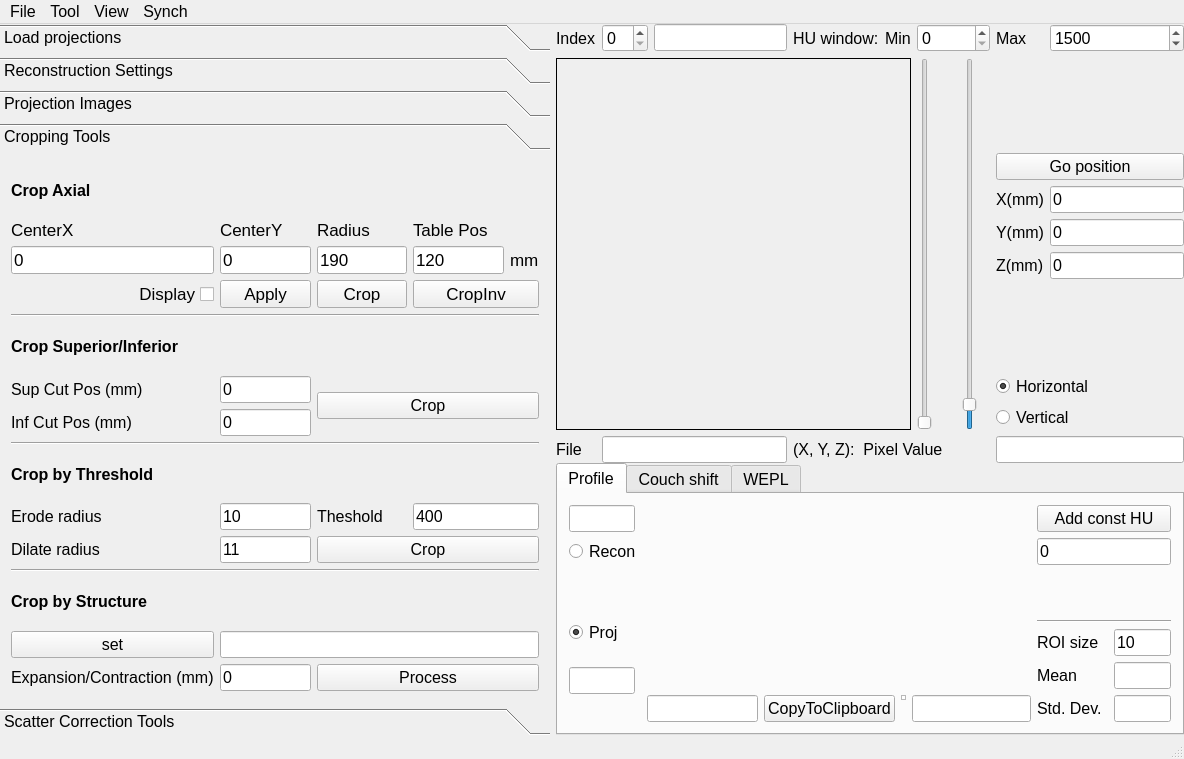
Before: the Qt Designer form Applications/CbctRecon/ui/cbctrecon.ui in theday79/cbctrecon, drawn with Qt 5.
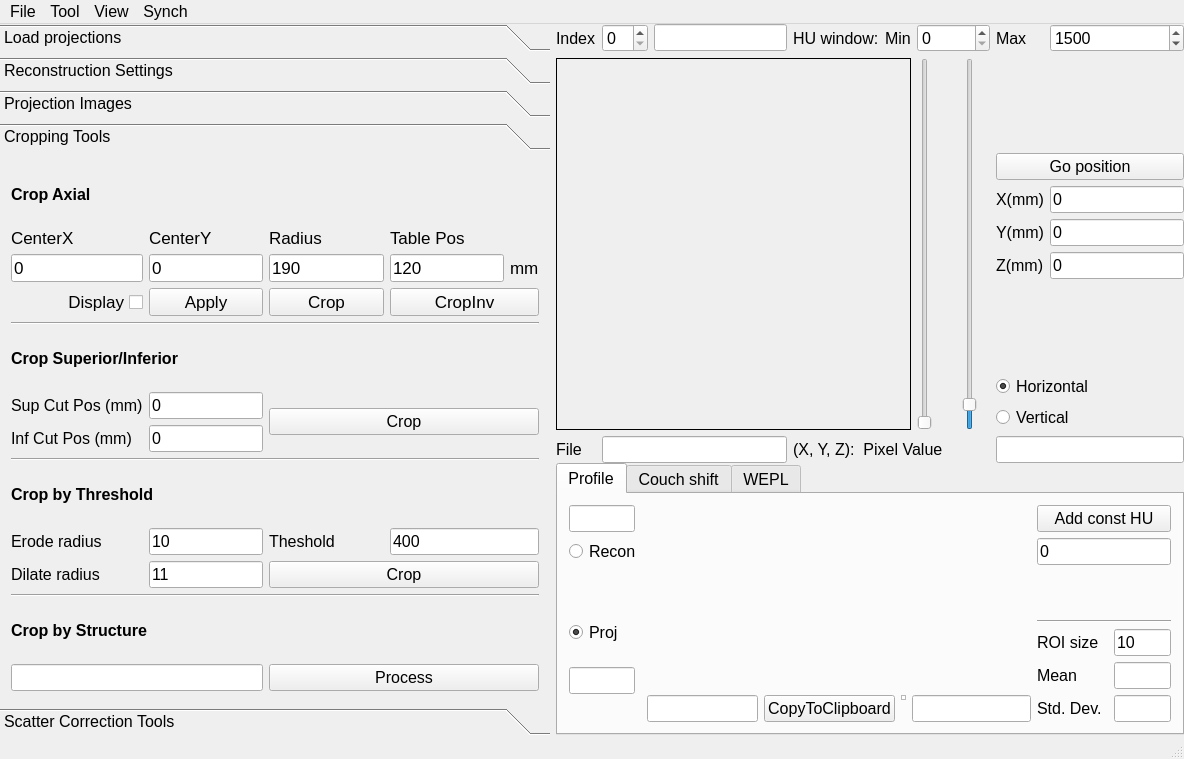
After: the same form once the commit is applied. The open tabs and pages were chosen to show the change. Custom widgets are drawn as their Qt base class.

```diff
--- a/Applications/CbctRecon/ui/cbctrecon.ui
+++ b/Applications/CbctRecon/ui/cbctrecon.ui
@@ -1749,13 +1749,6 @@
             </property>
            </widget>
           </item>
-          <item row="18" column="0">
-           <widget class="QPushButton" name="pushButton_SetCBCTSkinRS">
-            <property name="text">
-             <string>set</string>
-            </property>
-           </widget>
-          </item>
           <item row="16" column="0" colspan="5">
            <widget class="Line" name="line_3">
             <property name="orientation">
@@ -1763,20 +1756,6 @@
             </property>
            </widget>
           </item>
-          <item row="19" column="0">
-           <widget class="QLabel" name="label_43">
-            <property name="text">
-             <string>Expansion/Contraction (mm)</string>
-            </property>
-           </widget>
-          </item>
-          <item row="18" column="1" colspan="4">
-           <widget class="QLineEdit" name="lineEdit_PathCBCTSkinPath">
-            <property name="text">
-             <string/>
-            </property>
-           </widget>
-          </item>
           <item row="19" column="2" colspan="3">
            <widget class="QPushButton" name="pushButton_CropSkinRS">
             <property name="text">
@@ -1784,13 +1763,6 @@
             </property>
            </widget>
           </item>
-          <item row="19" column="1">
-           <widget class="QLineEdit" name="lineEdit_SkinMargin">
-            <property name="text">
-             <string>0</string>
-            </property>
-           </widget>
-          </item>
           <item row="10" column="2" rowspan="2" colspan="3">
            <widget class="QPushButton" name="pushButton_CropSupInf">
             <property name="text">
@@ -1854,6 +1826,13 @@
             </property>
            </widget>
           </item>
+          <item row="19" column="0" colspan="2">
+           <widget class="QLineEdit" name="lineEdit_StructToCropBy">
+            <property name="text">
+             <string/>
+            </property>
+           </widget>
+          </item>
          </layout>
         </widget>
         <widget class="QWidget" name="page_5">
```
Left out of the diff: 71 changed lines with no effect on the pictures.
